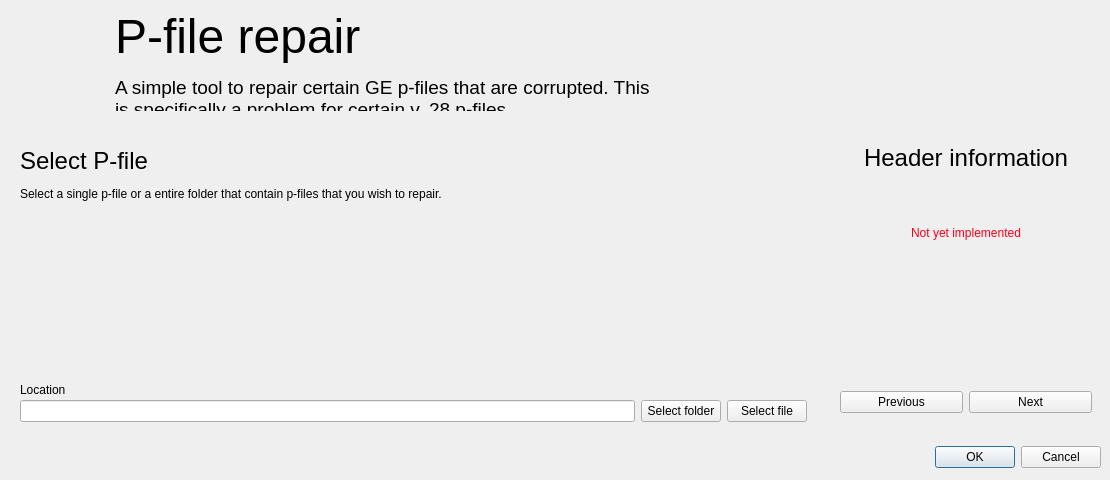
The window that resources/user_interface/mainwindow.ui (AndersAskeland/P-File-repair) describes before a commit, drawn with Qt 5.
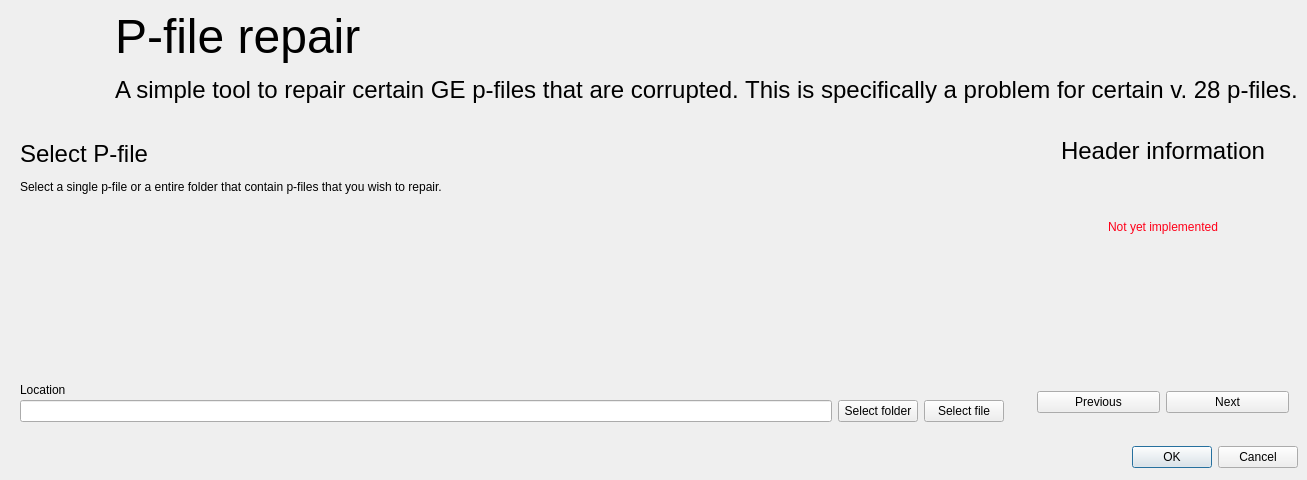
The same window after the commit. Icons and pictures are not drawn. Custom widgets are drawn as their Qt base class.

Commit message: [style] Changed text size

Patch:
```diff
--- a/resources/user_interface/mainwindow.ui
+++ b/resources/user_interface/mainwindow.ui
@@ -88,7 +88,7 @@
           </sizepolicy>
          </property>
          <property name="text">
-          <string>&lt;html&gt;&lt;head/&gt;&lt;body&gt;&lt;p&gt;&lt;span style=&quot; font-size:36pt;&quot;&gt;P-file repair&lt;/span&gt;&lt;/p&gt;&lt;p&gt;&lt;span style=&quot; font-family:'Menlo','Monaco','Courier New','monospace'; font-size:14pt;&quot;&gt;A simple tool to repair certain GE p-files that are corrupted. This &lt;br/&gt;is specifically a problem for certain v. 28 p-files.&lt;/span&gt;&lt;/p&gt;&lt;/body&gt;&lt;/html&gt;</string>
+          <string>&lt;html&gt;&lt;head/&gt;&lt;body&gt;&lt;p&gt;&lt;span style=&quot; font-size:36pt;&quot;&gt;P-file repair&lt;/span&gt;&lt;/p&gt;&lt;p&gt;&lt;span style=&quot; font-size:18pt;&quot;&gt;A simple tool to repair certain GE p-files that are corrupted. This is specifically a problem for certain v. 28 p-files.&lt;/span&gt;&lt;/p&gt;&lt;/body&gt;&lt;/html&gt;</string>
          </property>
          <property name="textFormat">
           <enum>Qt::RichText</enum>
```
